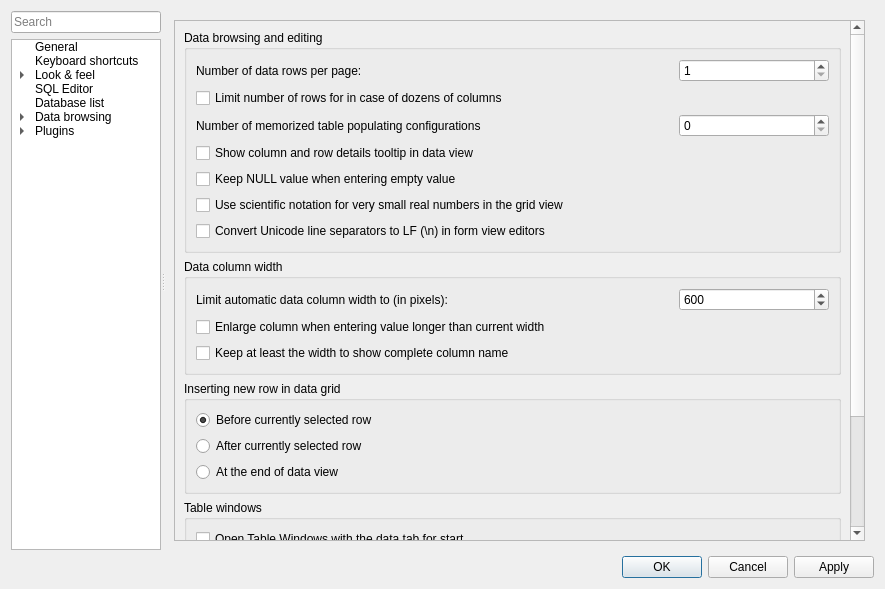
First picture: the form in SQLiteStudio3/guiSQLiteStudio/dialogs/configdialog.ui, repository pawelsalawa/sqlitestudio, before the edit.
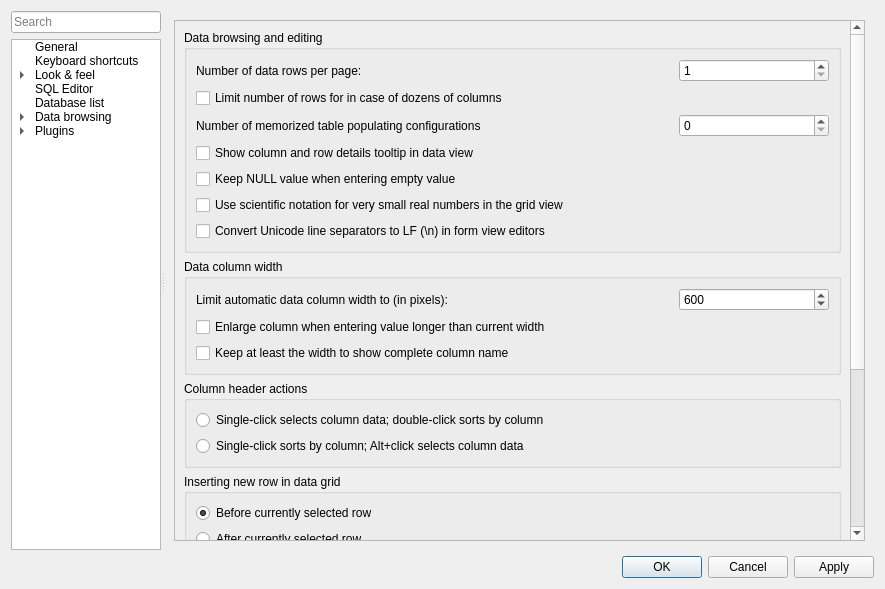
Second picture: the form after the edit. The open tabs and pages were chosen to show the change. Icons and pictures are not drawn. Custom widgets are drawn as their Qt base class.

Commit message: #4709 Added option in configuration to sort data by single-click on a header. Ehnanced data header tooltips to include this information there.

```diff
--- a/SQLiteStudio3/guiSQLiteStudio/dialogs/configdialog.ui
+++ b/SQLiteStudio3/guiSQLiteStudio/dialogs/configdialog.ui
@@ -486,9 +486,9 @@
               <property name="geometry">
                <rect>
                 <x>0</x>
-                <y>0</y>
-                <width>489</width>
-                <height>740</height>
+                <y>-239</y>
+                <width>679</width>
+                <height>842</height>
                </rect>
               </property>
               <layout class="QVBoxLayout" name="verticalLayout_34">
@@ -685,6 +685,41 @@
                  </layout>
                 </widget>
                </item>
+               <item>
+                <widget class="QGroupBox" name="columnHdrActionGroup">
+                 <property name="title">
+                  <string>Column header actions</string>
+                 </property>
+                 <layout class="QVBoxLayout" name="verticalLayout_25">
+                  <item>
+                   <widget class="ConfigRadioButton" name="colHdrClickSelectsRadio">
+                    <property name="text">
+                     <string>Single-click selects column data; double-click sorts by column</string>
+                    </property>
+                    <property name="cfg" stdset="0">
+                     <string>General.SingleColumnClickSort</string>
+                    </property>
+                    <property name="assignedValue" stdset="0">
+                     <bool>false</bool>
+                    </property>
+                   </widget>
+                  </item>
+                  <item>
+                   <widget class="ConfigRadioButton" name="colHdrClickSortsRadio">
+                    <property name="text">
+                     <string>Single-click sorts by column; Alt+click selects column data</string>
+                    </property>
+                    <property name="cfg" stdset="0">
+                     <string>General.SingleColumnClickSort</string>
+                    </property>
+                    <property name="assignedValue" stdset="0">
+                     <bool>true</bool>
+                    </property>
+                   </widget>
+                  </item>
+                 </layout>
+                </widget>
+               </item>
                <item>
                 <widget class="QGroupBox" name="insertRowPlacementGroup">
                  <property name="title">
```
Left out of the diff: 2 changed lines with no effect on the pictures. The commit also changes 9 other files.
